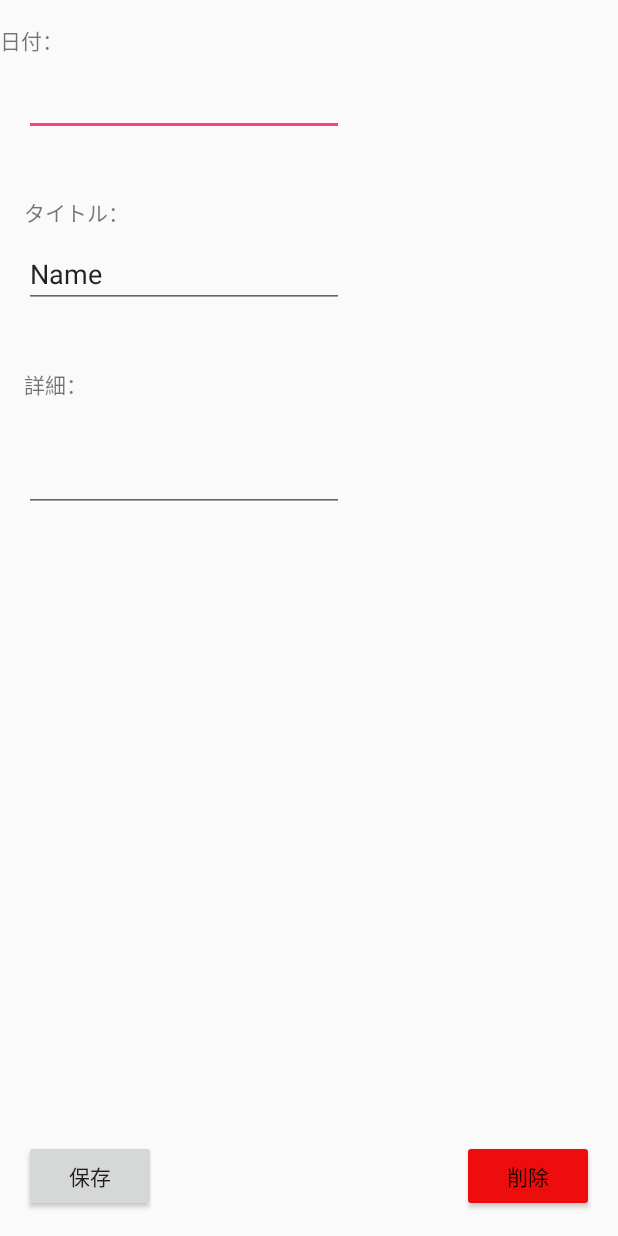
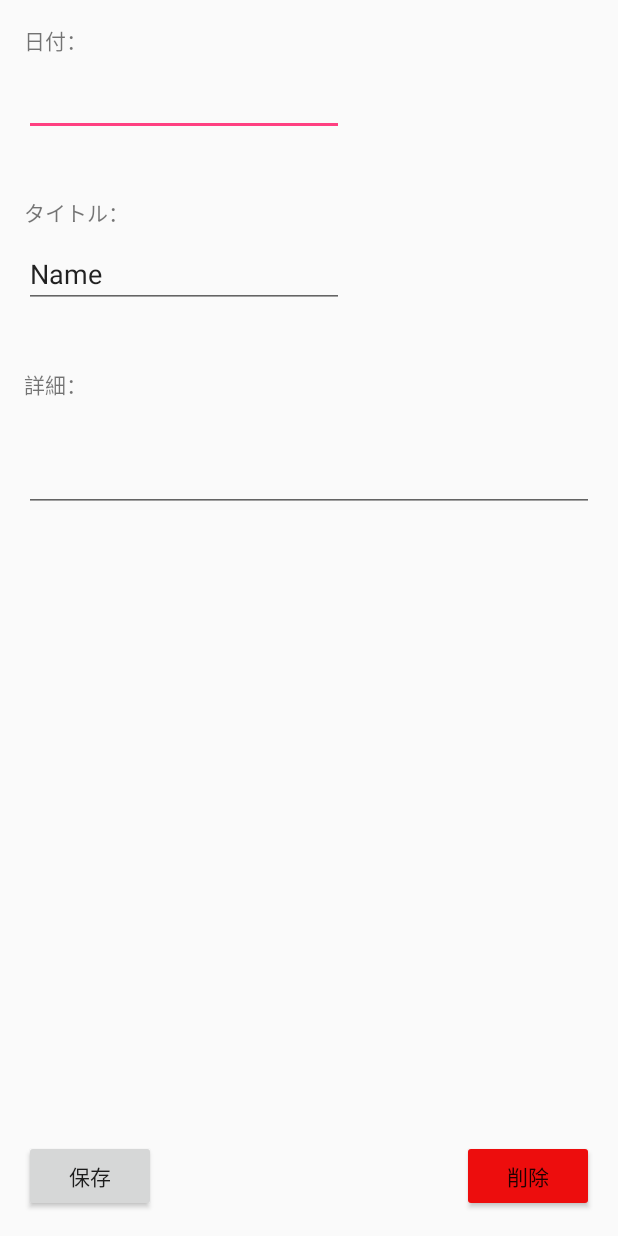
Before and after one commit to yhishi/Task, an Android app: the layout activity_task_edit.xml on its own in the app's theme, with its tools: preview values and no code run, on a phone screen of 412 x 824 dp. Run offline under Robolectric (Android 15) with nearby library versions, the phone set to English and light mode, and no system bars.

```diff
--- a/app/src/main/res/layout/activity_task_edit.xml
+++ b/app/src/main/res/layout/activity_task_edit.xml
@@ -13,7 +13,7 @@
         android:layout_marginStart="16dp"
         android:layout_marginTop="16dp"
         android:text="@string/date"
-        app:layout_constraintLeft_toStartOf="parent"
+        app:layout_constraintStart_toStartOf="parent"
         app:layout_constraintTop_toTopOf="parent" />
 
     <EditText
@@ -63,13 +63,15 @@
         android:id="@+id/detailEdit"
         android:layout_width="0dp"
         android:layout_height="wrap_content"
+        android:layout_marginEnd="16dp"
         android:layout_marginStart="16dp"
         android:layout_marginTop="8dp"
         android:ems="10"
         android:inputType="textMultiLine"
         android:maxLines="8"
         android:minLines="2"
-        app:layout_constraintLeft_toLeftOf="parent"
+        app:layout_constraintEnd_toEndOf="parent"
+        app:layout_constraintStart_toStartOf="parent"
         app:layout_constraintTop_toBottomOf="@+id/textView3" />
 
     <Button
@@ -91,5 +93,5 @@
         android:backgroundTint="#ed0d0d"
         android:text="@string/delete"
         app:layout_constraintBottom_toBottomOf="parent"
-        app:layout_constraintRight_toRightOf="parent" />
+        app:layout_constraintEnd_toEndOf="parent" />
 </android.support.constraint.ConstraintLayout>
```
Also changed, not shown: app/src/main/java/com/yhishi/mytask/MainActivity.kt (+15 -0 lines), app/src/main/java/com/yhishi/mytask/TaskEditActivity.kt (+107 -0 lines).
